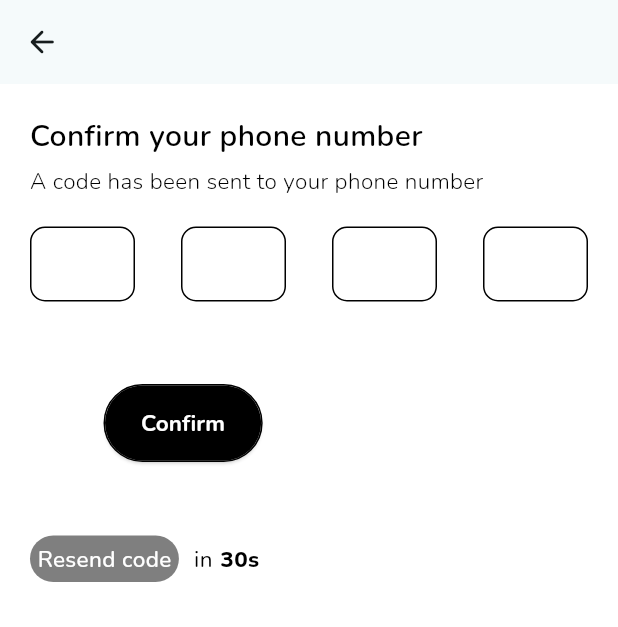
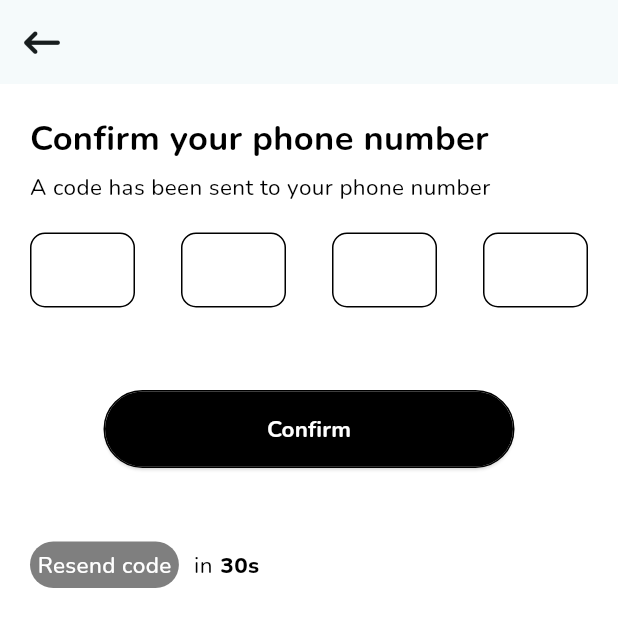
Before and after one commit to codeZe-us/Truckhub, a Flutter app: the ConfirmPhoneNumberScreen screen opened directly, on a phone screen of 412 x 824 dp. Shown: the top 627 px of the screen. Run offline on Flutter 3.47's test engine with Material 3 defaults, Android fonts, the phone set to English and light mode, and no system bars; drawn by our look-alikes of pin_code_fields; our stand-ins replace dots_indicator, flutter_hooks, flutter_rating_bar, font_awesome_flutter, gap, google_fonts and 2 more.

Commit message:
Touched the Confirm phone number screen

```diff
--- a/lib/main.dart
+++ b/lib/main.dart
@@ -47,7 +47,7 @@ class MyApp extends StatelessWidget {
         ),
         useMaterial3: true,
       ),
-      home: const WelcomeBackScreen()
+      home: const ConfirmPhoneNumberScreen()
     );
   }
 }
--- a/lib/screens/custom_widgets/textfield_widget.dart
+++ b/lib/screens/custom_widgets/textfield_widget.dart
@@ -60,7 +60,7 @@ class GenericTextField extends StatelessWidget {
         ),
         label: Text(hintText),
         suffixIcon: suffixIcon,
-        //prefixIcon: leadingWidget ?? const SizedBox.shrink(),
+        prefixIcon: leadingWidget
 
       ),
       style: const TextStyle().decorateTextStyle(
--- a/lib/screens/views/confirm_phone_number/pincode_view.dart
+++ b/lib/screens/views/confirm_phone_number/pincode_view.dart
@@ -1,4 +1,5 @@
 import 'package:flutter/material.dart';
+import 'package:font_awesome_flutter/font_awesome_flutter.dart';
 import 'package:gap/gap.dart';
 import 'package:truckhub/screens/constants/colors.dart';
 import 'package:truckhub/screens/constants/fontsizes.dart';
@@ -20,7 +21,7 @@ class ConfirmPhoneNumberScreen extends StatelessWidget {
         backgroundColor: whiteColor,
         appBar: AppBar(
           leading: IconButton(
-            icon: const Icon(Icons.arrow_back_rounded),
+            icon: const FaIcon(FontAwesomeIcons.arrowLeftLong),
             onPressed: (){
               //Implement the functionality of this IconButton here
             },
@@ -29,23 +30,26 @@ class ConfirmPhoneNumberScreen extends StatelessWidget {
 
         body: Padding(
           padding: const EdgeInsets.all(20),
-          child: SingleChildScrollView(
-            child: Column(
-              crossAxisAlignment: CrossAxisAlignment.start,
-              mainAxisSize: MainAxisSize.min,
+          child: ListView(
             children: [
-                const GenericText(
+              const Align(
+                alignment: Alignment.centerLeft,
+                child: GenericText(
                   color: blackColor,
-                  fontSize: fontSize4,
-                  fontWeight: fontWeight6,
+                  fontSize: fontSize4half,
+                  fontWeight: fontWeight7,
                   text: confirmYourPhoneNumberString
                 ),
+              ),
               const Gap(5),
-                const GenericText(
+              const Align(
+                alignment: Alignment.centerLeft,
+                child: GenericText(
                   color: blackColor,
                   fontSize: fontSize3,
-                  fontWeight: fontWeight3,
+                  fontWeight: fontWeight4,
                   text: codeSentToYouString
+                ),
               ),
               const Gap(20),
               const PinCodeFields(),
@@ -60,7 +64,6 @@ class ConfirmPhoneNumberScreen extends StatelessWidget {
               const Gap(50),
               const CountDownTimerView()
             ]
-            )
           ),
         )
       )
```
Lines whose indentation alone changed are shown as unchanged.
